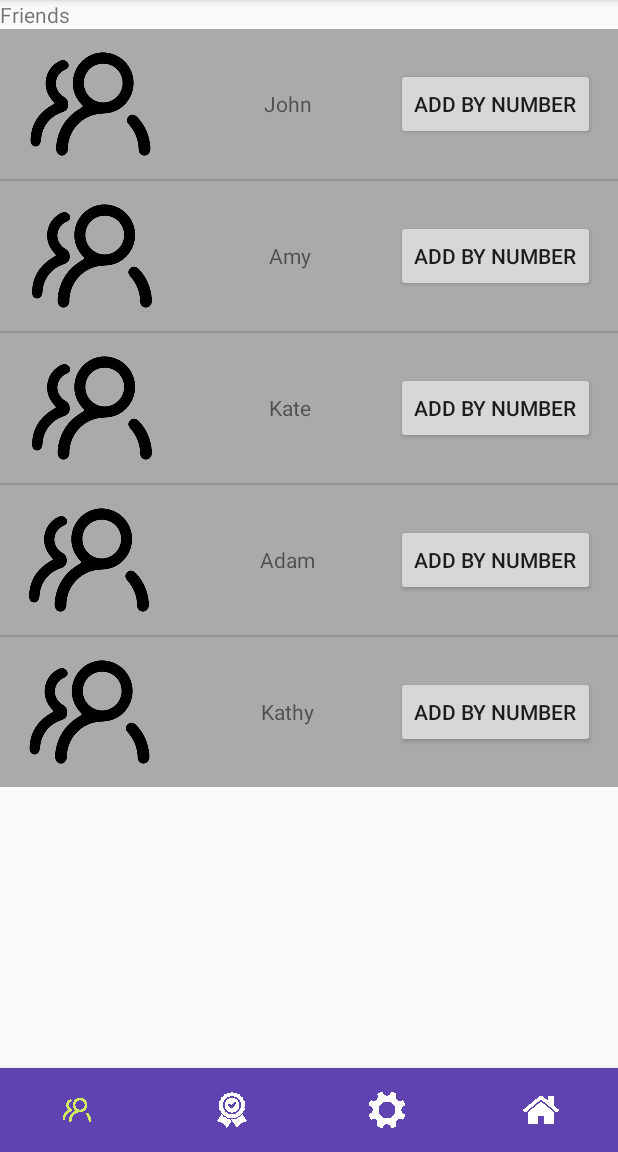
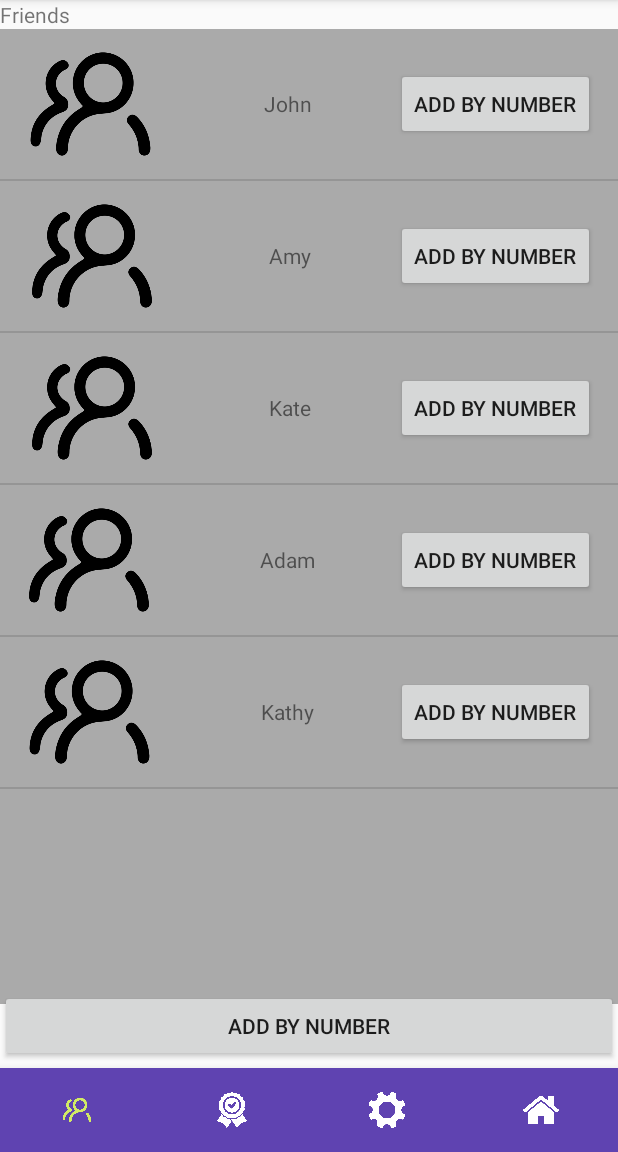
Before and after one commit to VOjha/Run-the-World, an Android app: the socialActivity screen opened directly, with no data from a screen before it, on a phone screen of 412 x 824 dp, the part 84-1236 px from its top. Run offline under Robolectric (Android 15) with nearby library versions, the phone set to English and light mode, and no system bars.

Commit message:
add by number

```diff
--- a/RuntheWorld/app/src/main/res/layout/activity_social.xml
+++ b/RuntheWorld/app/src/main/res/layout/activity_social.xml
@@ -5,6 +5,7 @@
     android:layout_width="match_parent"
     android:layout_height="match_parent"
     tools:context=".socialActivity" >
+
 
     <TextView
         android:layout_width="wrap_content"
@@ -14,10 +15,12 @@
 
     <ListView
         android:layout_width="wrap_content"
-        android:layout_height="wrap_content"
+        android:layout_height="650dp"
         android:layout_below="@+id/mainText"
         android:id="@+id/list"
         android:background="#aaaaaa" />
+
+
 
     <com.google.android.material.bottomnavigation.BottomNavigationView
         android:id="@+id/bottom_navigation"
@@ -37,6 +40,18 @@
         tools:context="com.popupwindow.MainActivity"
         android:id="@+id/linearLayout1">
 
+        <Button
+            android:id="@+id/button_list"
+            android:layout_width="wrap_content"
+            android:layout_height="wrap_content"
+            android:layout_gravity="right|bottom"
+            android:layout_marginBottom="30dp"
+            android:layout_weight="1"
+            android:gravity="center"
+            android:layout_centerVertical="true"
+            android:text="Add by Number" />
     </LinearLayout>
 
+
+
 </RelativeLayout>
```
